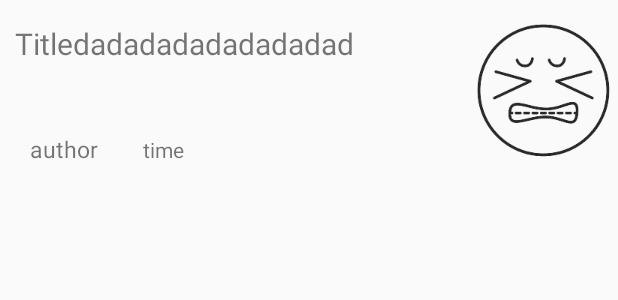
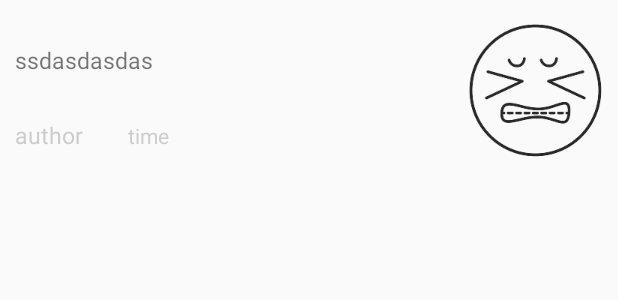
Before and after one commit to fuckingcoding/ZAKER, an Android app: the layout item_recycleview_hotfragment_one_pic.xml on its own in the app's theme, with its tools: preview values and no code run, on a phone screen of 412 x 824 dp. Shown: the top 300 px of the screen. Run offline under Robolectric (Android 15) with nearby library versions, the phone set to English and light mode, and no system bars.

Commit message:
社区界面_1119_twice_over 11_20home 11_20over home
11_20home界面完成
11_20..
1120over
1120push

```diff
--- a/app/src/main/java/mdzz/com/first_of_mdzz/ui/selectposition/SelectCityActivity.java
+++ b/app/src/main/java/mdzz/com/first_of_mdzz/ui/selectposition/SelectCityActivity.java
@@ -8,17 +8,13 @@ import android.os.Bundle;
 import android.support.v7.widget.DefaultItemAnimator;
 import android.support.v7.widget.LinearLayoutManager;
 import android.support.v7.widget.RecyclerView;
-import android.support.v7.widget.Toolbar;
 import android.util.Log;
-import android.view.MenuItem;
 import android.widget.TextView;
-
 import java.util.ArrayList;
 import java.util.Collections;
 import java.util.Comparator;
 import java.util.List;
 import java.util.Map;
-
 import mdzz.com.first_of_mdzz.R;
 import mdzz.com.first_of_mdzz.adapter.RecyclerIndexAdapter;
 import mdzz.com.first_of_mdzz.bean.SelectBean;
@@ -26,7 +22,6 @@ import mdzz.com.first_of_mdzz.bean.position.CitiesBean;
 import mdzz.com.first_of_mdzz.bean.position.HotCitiesBean;
 import mdzz.com.first_of_mdzz.bean.position.LbsCityBean;
 import mdzz.com.first_of_mdzz.bean.position.PositionBean;
-import mdzz.com.first_of_mdzz.bean.week.WeekBean;
 import mdzz.com.first_of_mdzz.config.Constant;
 import mdzz.com.first_of_mdzz.http.HttpUtils;
 import mdzz.com.first_of_mdzz.utils.ChineseToPinyinHelper;
--- a/app/src/main/res/layout/item_recycleview_hotfragment_one_pic.xml
+++ b/app/src/main/res/layout/item_recycleview_hotfragment_one_pic.xml
@@ -1,7 +1,8 @@
 <?xml version="1.0" encoding="utf-8"?>
 <LinearLayout xmlns:android="http://schemas.android.com/apk/res/android"
     android:orientation="horizontal" android:layout_width="match_parent"
-    android:layout_height="120dp">
+    android:layout_height="wrap_content"
+    android:layout_marginBottom="5dp">
 <LinearLayout
     android:layout_weight="1"
     android:layout_width="0dp"
@@ -9,12 +10,12 @@
     android:orientation="vertical">
     <TextView
         android:id="@+id/title_textview_item_recycleview_hot_onepic"
-        android:layout_marginTop="15dp"
-        android:layout_width="wrap_content"
-        android:layout_height="wrap_content"
-        android:text="Titledadadadadadadadad"
+        android:layout_width="match_parent"
+        android:layout_height="80dp"
+        android:gravity="center_vertical"
         android:layout_marginLeft="10dp"
-        android:textSize="20sp"/>
+        android:text="ssdasdasdas"
+        android:textSize="15sp"/>
     <LinearLayout
         android:layout_width="match_parent"
         android:layout_height="match_parent"
@@ -28,7 +29,7 @@
             android:layout_height="wrap_content"
             android:text="author"
             android:textSize="15sp"
-            android:layout_marginLeft="10dp"
+            android:textColor="@color/colorGray"
             android:layout_gravity="bottom"/>
         <TextView
             android:id="@+id/time_textview_item_recycleview_hot_onepic"
@@ -36,6 +37,7 @@
             android:layout_height="wrap_content"
             android:text="time"
             android:layout_marginLeft="30dp"
+            android:textColor="@color/colorGray"
             android:layout_gravity="bottom"/>
 
     </LinearLayout>
@@ -48,7 +50,8 @@
         android:layout_height="100dp"
         android:src="@mipmap/ic_load_error"
         android:layout_marginTop="10dp"
-
+        android:layout_marginRight="5dp"
+        android:scaleType="centerCrop"
         />
 
 </LinearLayout>
```
Also changed, not shown: app/src/main/res/layout/item_recycleview_hotfragment_more_pic.xml (+17 -11 lines), app/src/main/res/layout/item_recycleview_hotfragment_no_pic.xml (+8 -4 lines).
